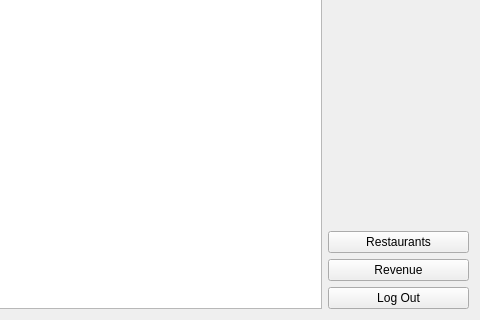
jwannamaker/CS1D_FastFoodProject, file mainmenuwidget.ui: the form before one commit; both pictures show x 289 to 769 and y 202 to 522 of the 769 by 522 pixel window.
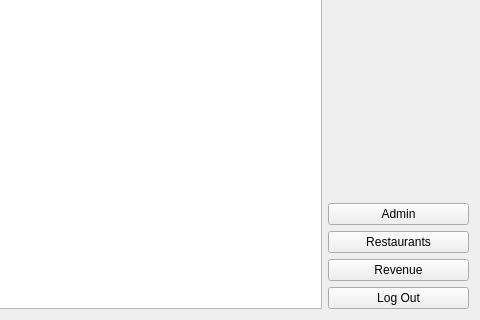
The form after the commit.

Commit message: created admin widget

```diff
--- a/mainmenuwidget.ui
+++ b/mainmenuwidget.ui
@@ -57,6 +57,13 @@
        </property>
       </spacer>
      </item>
+     <item>
+      <widget class="QPushButton" name="adminButton">
+       <property name="text">
+        <string>Admin</string>
+       </property>
+      </widget>
+     </item>
      <item>
       <widget class="QPushButton" name="restaurantsButton">
        <property name="text">
```
The commit also changes 33 other files.
